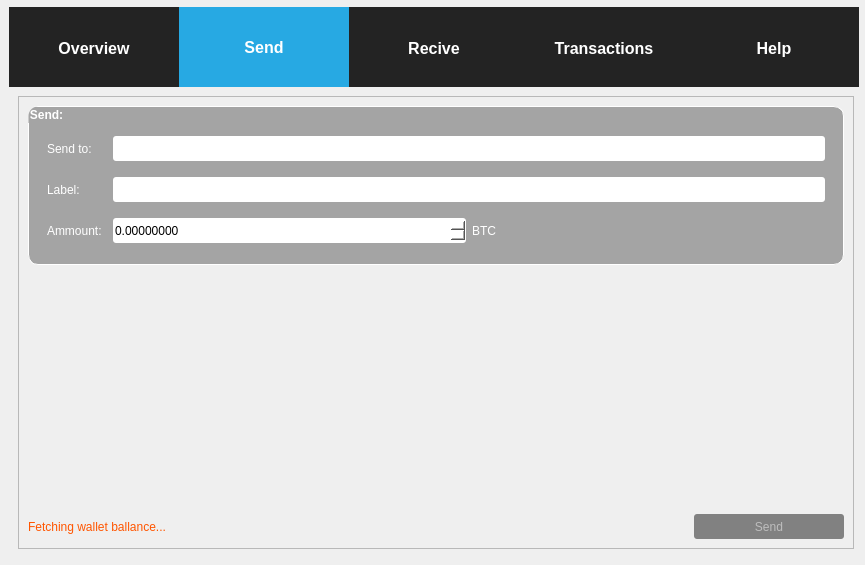
Above: forms/mainwindow.ui from kratek210/Blockchain-Client before the change. Below: the same form after it.
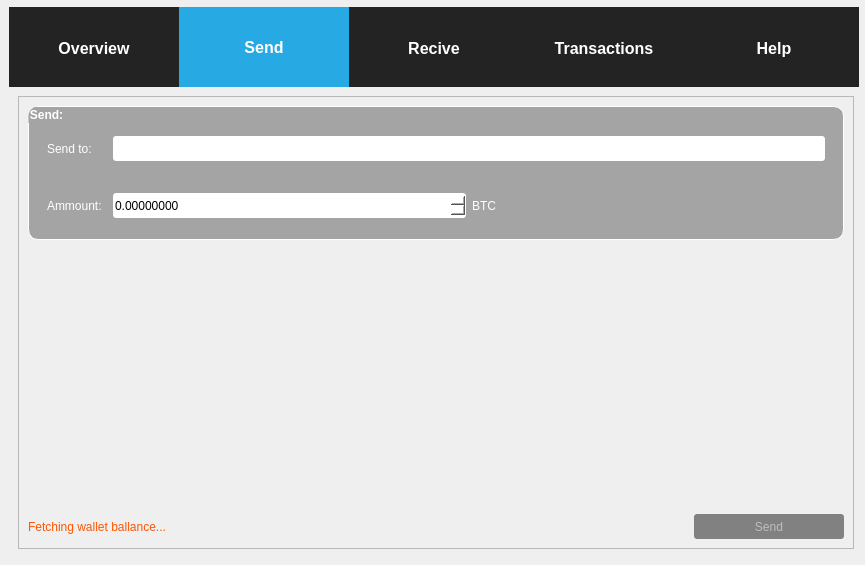
That is the form after the change. The open tabs and pages were chosen to show the change. Icons and pictures are not drawn.

Patch:
```diff
--- a/forms/mainwindow.ui
+++ b/forms/mainwindow.ui
@@ -496,29 +496,6 @@
                    <property name="bottomMargin">
                     <number>1</number>
                    </property>
-                   <item>
-                    <widget class="QLabel" name="label_3">
-                     <property name="minimumSize">
-                      <size>
-                       <width>60</width>
-                       <height>25</height>
-                      </size>
-                     </property>
-                     <property name="text">
-                      <string>Label:</string>
-                     </property>
-                    </widget>
-                   </item>
-                   <item>
-                    <widget class="QLineEdit" name="lineEdit_2">
-                     <property name="minimumSize">
-                      <size>
-                       <width>0</width>
-                       <height>25</height>
-                      </size>
-                     </property>
-                    </widget>
-                   </item>
                   </layout>
                  </widget>
                 </item>
@@ -584,6 +561,9 @@
                      <property name="minimum">
                       <double>0.000000000000000</double>
                      </property>
+                     <property name="maximum">
+                      <double>100000.000000000000000</double>
+                     </property>
                      <property name="singleStep">
                       <double>0.000010000000000</double>
                      </property>
```
Left out of the diff: 15 changed lines with no effect on the pictures.
